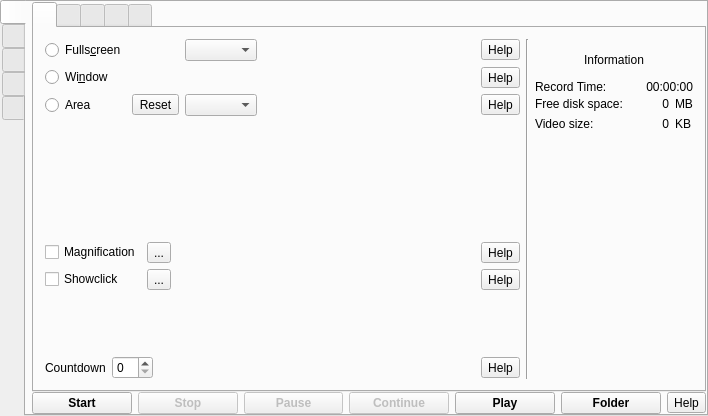
Qt form src/formMainWindow.ui (vkohaupt/vokoscreenNG) before a commit.
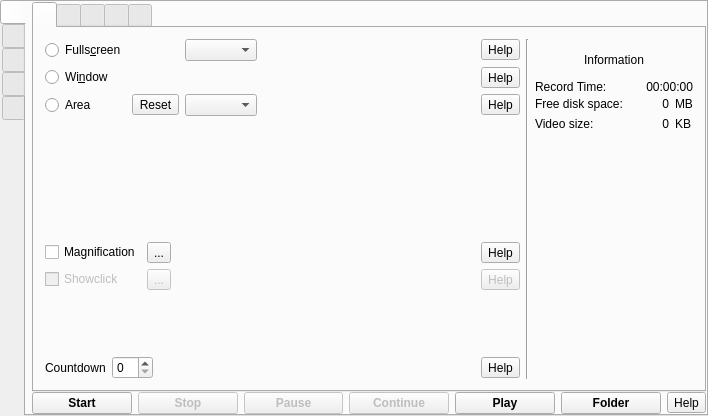
The same form after that commit. Icons and pictures are not drawn.

Commit message: Disable Showclick

```diff
--- a/src/formMainWindow.ui
+++ b/src/formMainWindow.ui
@@ -244,6 +244,9 @@
                 </item>
                 <item row="1" column="3">
                  <widget class="QToolButton" name="help_screencast_showclick">
+                  <property name="enabled">
+                   <bool>false</bool>
+                  </property>
                   <property name="text">
                    <string notr="true">Help</string>
                   </property>
@@ -251,6 +254,9 @@
                 </item>
                 <item row="1" column="0">
                  <widget class="QCheckBox" name="checkBoxShowClick">
+                  <property name="enabled">
+                   <bool>false</bool>
+                  </property>
                   <property name="text">
                    <string>Showclick</string>
                   </property>
@@ -258,6 +264,9 @@
                 </item>
                 <item row="1" column="1">
                  <widget class="QToolButton" name="toolButtonShowKlick">
+                  <property name="enabled">
+                   <bool>false</bool>
+                  </property>
                   <property name="text">
                    <string notr="true">...</string>
                   </property>
```
